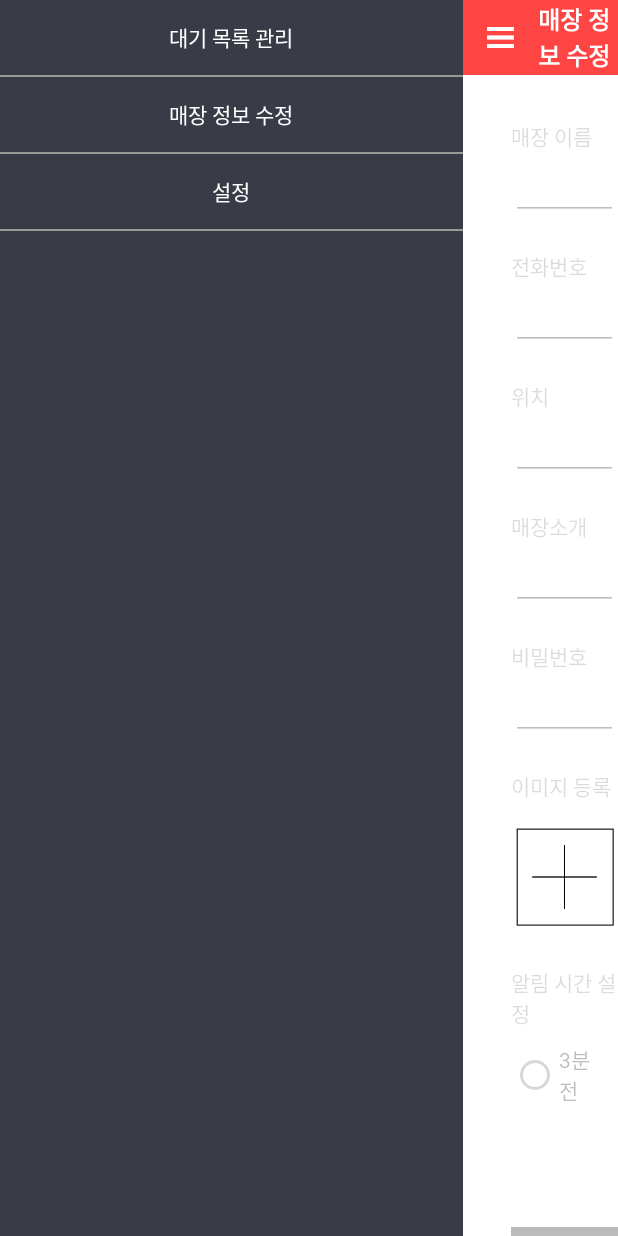
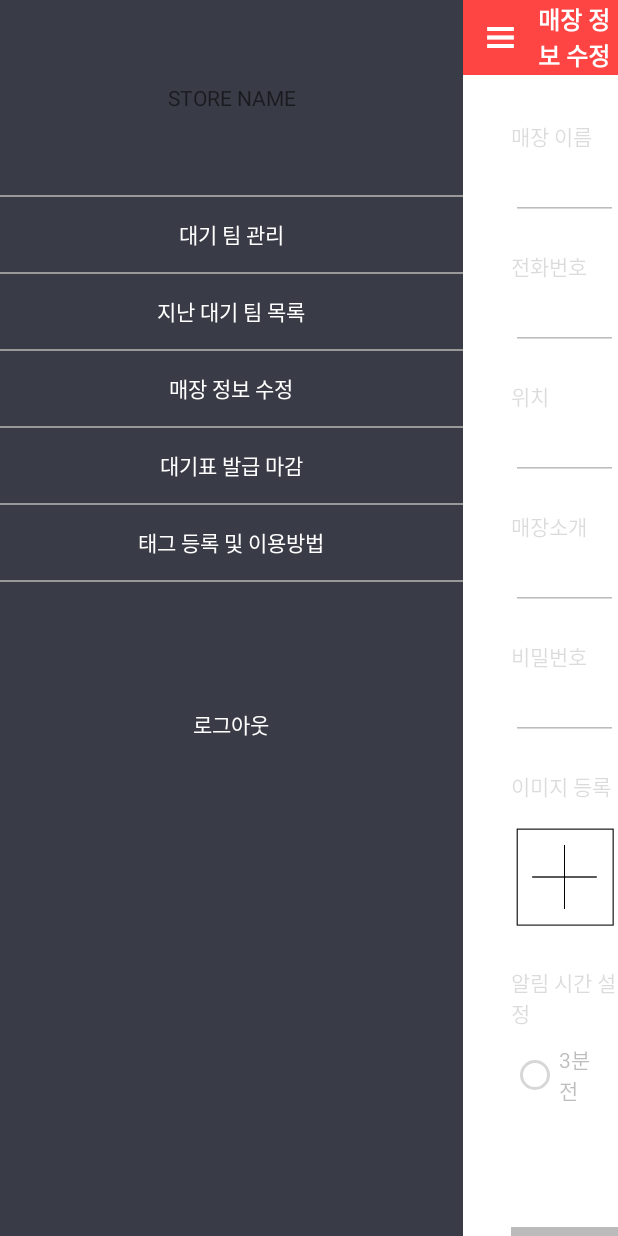
Before and after one commit to danbi11/waitix-admin-android, an Android app: the ModifyActivity screen opened directly, with no data from a screen before it, after a tap on an icon or button, on a phone screen of 412 x 824 dp. Run offline under Robolectric (Android 15) with nearby library versions, the phone set to English and light mode, and no system bars.

Commit message:
메뉴항목 추가/레이아웃변경

```diff
--- a/app/src/main/java/com/danbi_000/waitix/LoginActivity.java
+++ b/app/src/main/java/com/danbi_000/waitix/LoginActivity.java
@@ -6,6 +6,7 @@ import android.os.Bundle;
 import android.view.View;
 import android.widget.ImageView;
 import android.widget.TextView;
+import android.widget.Toast;
 
 public class LoginActivity extends Activity implements View.OnClickListener{
     ImageView btn_login;
@@ -31,6 +32,7 @@ public class LoginActivity extends Activity implements View.OnClickListener{
                         MainActivity.class); // 다음 넘어갈 클래스 지정
                 finish();
                 startActivity(intentToMain); // 다음 화면으로 넘어간다
+                Toast.makeText(this,"환영합니다",Toast.LENGTH_SHORT).show();
                 break;
 
             case R.id.btn_signup:
--- a/app/src/main/java/com/danbi_000/waitix/ModifyActivity.java
+++ b/app/src/main/java/com/danbi_000/waitix/ModifyActivity.java
@@ -31,7 +31,7 @@ public class ModifyActivity extends Activity implements View.OnClickListener {
     private int leftMenuWidth;
     private static boolean isLeftExpanded;
     private ImageView btn_menu;
-    private TextView btn_storeManager;
+    private TextView btn_modify;
 
     MyDBHelper dbHelper;
     private EditText etID;
@@ -74,8 +74,9 @@ public class ModifyActivity extends Activity implements View.OnClickListener {
         // init ui
         btn_menu = (ImageView)findViewById(R.id.btn_menu);
         btn_menu.setOnClickListener(this);
-        btn_storeManager = (TextView)findViewById(R.id.btn_storeManager);
-        btn_storeManager.setOnClickListener(new View.OnClickListener() {
+
+        btn_modify = (TextView)findViewById(R.id.btn_modify);
+        btn_modify.setOnClickListener(new View.OnClickListener() {
             @Override
             public void onClick(View v) {
                 Intent intent = new Intent(
--- a/app/src/main/res/layout/slidemenu.xml
+++ b/app/src/main/res/layout/slidemenu.xml
@@ -5,13 +5,38 @@
     android:layout_height="match_parent">
 
     <TextView
+        android:text="STORE NAME"
+        android:layout_width="match_parent"
+        android:layout_height="130dp"
+        android:id="@+id/tv_storeName"
+        android:gravity="center_vertical|center_horizontal"
+        />
+    <ImageView
+        android:layout_width="match_parent"
+        android:layout_height="1dp"
+        android:id="@+id/line0"
+        android:background="#999999" />
+    <TextView
     android:layout_width="match_parent"
     android:layout_height="50dp"
-    android:text="대기 목록 관리"
-    android:id="@+id/btn_waitList"
+    android:text="대기 팀 관리"
+    android:id="@+id/btn_waitingList"
     android:layout_gravity="center_horizontal"
     android:gravity="center_vertical|center_horizontal"
     android:textColor="#ffffff" />
+    <ImageView
+        android:layout_width="match_parent"
+        android:layout_height="1dp"
+        android:background="#999999" />
+
+    <TextView
+        android:layout_width="match_parent"
+        android:layout_height="50dp"
+        android:text="지난 대기 팀 목록"
+        android:id="@+id/btn_pastWaitingList"
+        android:layout_gravity="center_horizontal"
+        android:gravity="center_vertical|center_horizontal"
+        android:textColor="#ffffff" />
 
     <ImageView
         android:layout_width="match_parent"
@@ -23,7 +48,7 @@
         android:layout_width="match_parent"
         android:layout_height="50dp"
         android:text="매장 정보 수정"
-        android:id="@+id/btn_storeManager"
+        android:id="@+id/btn_modify"
         android:layout_gravity="center_horizontal"
         android:gravity="center_vertical|center_horizontal"
         android:textColor="#ffffff" />
@@ -33,10 +58,25 @@
         android:layout_height="1dp"
         android:id="@+id/line2"
         android:background="#999999" />
+
     <TextView
         android:layout_width="match_parent"
         android:layout_height="50dp"
-        android:text="설정"
+        android:text="대기표 발급 마감"
+        android:id="@+id/btn_waitingClose"
+        android:layout_gravity="center_horizontal"
+        android:gravity="center_vertical|center_horizontal"
+        android:textColor="#ffffff" />
+
+    <ImageView
+        android:layout_width="match_parent"
+        android:layout_height="1dp"
+        android:background="#999999" />
+
+    <TextView
+        android:layout_width="match_parent"
+        android:layout_height="50dp"
+        android:text="태그 등록 및 이용방법"
         android:id="@+id/btn_setting"
         android:layout_gravity="center_horizontal"
         android:gravity="center_vertical|center_horizontal"
@@ -47,4 +87,14 @@
         android:layout_height="1dp"
         android:id="@+id/line3"
         android:background="#999999" />
+
+    <TextView
+        android:layout_width="match_parent"
+        android:layout_height="50dp"
+        android:text="로그아웃"
+        android:id="@+id/btn_logout"
+        android:layout_gravity="center_horizontal"
+        android:gravity="center_vertical|center_horizontal"
+        android:layout_marginTop="70dp"
+        android:textColor="#ffffff" />
 </LinearLayout>
```
Also changed, not shown: app/src/main/java/com/danbi_000/waitix/MainActivity.java (+71 -21 lines).
